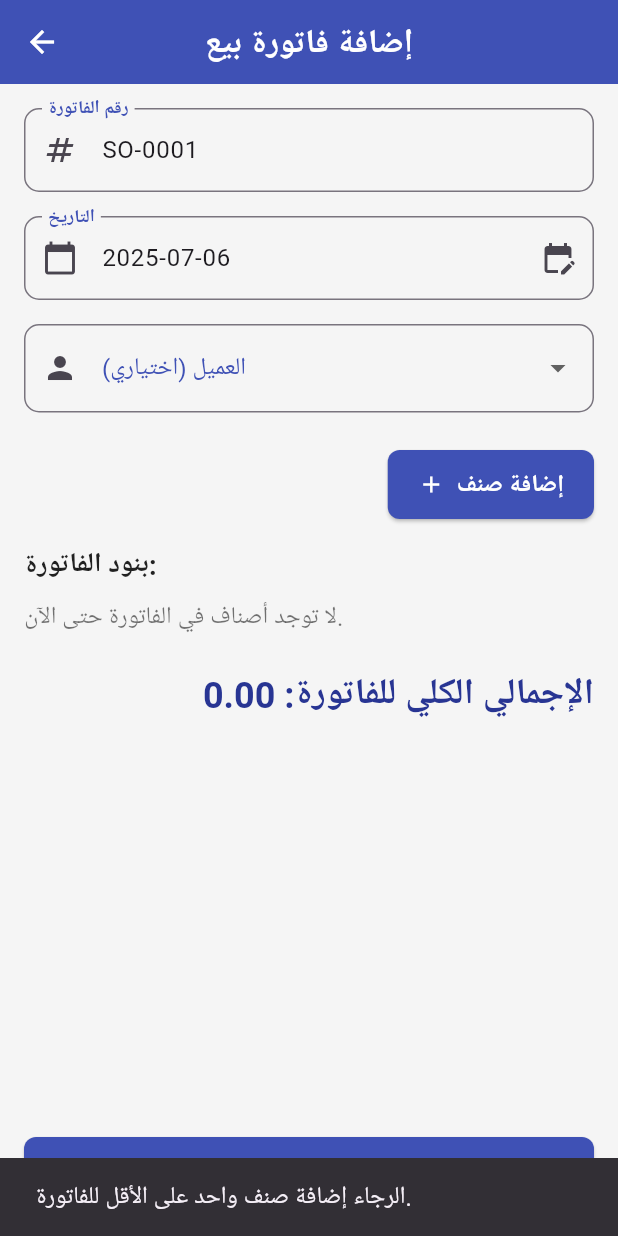
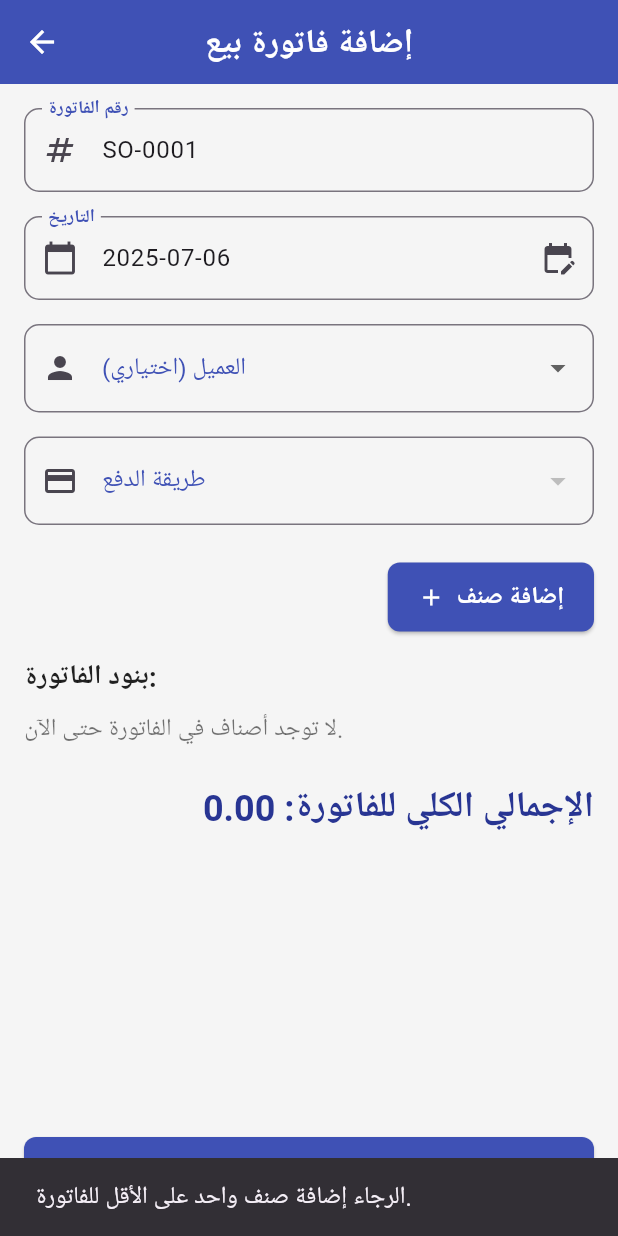
Before and after one commit to abdullah0564537441/mhasbb, a Flutter app: the AddEditInvoiceScreen screen opened by its route, after a tap on "حفظ فاتورة البيع", on a phone screen of 412 x 824 dp. Run offline on Flutter 3.47's test engine with Material 3 defaults, Android fonts, the phone set to English and light mode, and no system bars; our stand-ins replace hive, hive_flutter, shared_preferences; accounts and stored records are empty.

Commit message:
Update add_edit_invoice_screen.dart

```diff
--- a/lib/screens/add_edit_invoice_screen.dart
+++ b/lib/screens/add_edit_invoice_screen.dart
@@ -9,6 +9,7 @@ import 'package:mhasbb/models/invoice_item.dart';
 import 'package:mhasbb/models/item.dart';
 import 'package:mhasbb/models/customer.dart';
 import 'package:mhasbb/models/invoice_type.dart';
+import 'package:mhasbb/models/payment_method.dart'; // ⭐ أضف هذا السطر
 
 class AddEditInvoiceScreen extends StatefulWidget {
   final Invoice? invoice;
@@ -34,8 +35,10 @@ class _AddEditInvoiceScreenState extends State<AddEditInvoiceScreen> {
 
   DateTime _selectedDate = DateTime.now();
 
-  // لوضع التعديل: تخزين الكميات الأصلية لاستعادتها
   final Map<String, double> _originalItemQuantities = {};
+
+  // ⭐ متغير جديد لطريقة الدفع
+  late PaymentMethod _selectedPaymentMethod;
 
   @override
   void initState() {
@@ -48,6 +51,7 @@ class _AddEditInvoiceScreenState extends State<AddEditInvoiceScreen> {
       _invoiceNumberController = TextEditingController(text: _generateNextInvoiceNumber());
       _selectedDate = DateTime.now();
       _dateController = TextEditingController(text: DateFormat('yyyy-MM-dd').format(_selectedDate));
+      _selectedPaymentMethod = PaymentMethod.cash; // ⭐ قيمة افتراضية جديدة لفاتورة جديدة
     } else {
       _invoiceNumberController = TextEditingController(text: widget.invoice!.invoiceNumber);
       _selectedDate = widget.invoice!.date;
@@ -56,6 +60,7 @@ class _AddEditInvoiceScreenState extends State<AddEditInvoiceScreen> {
       if (widget.invoice!.customerId != null) {
         _selectedCustomer = customersBox.get(widget.invoice!.customerId);
       }
+      _selectedPaymentMethod = widget.invoice!.paymentMethod; // ⭐ تحميل طريقة الدفع الموجودة
       // ملء الكميات الأصلية لوضع التعديل
       for (var item in widget.invoice!.items) {
         _originalItemQuantities[item.itemId] = item.quantity;
@@ -78,7 +83,7 @@ class _AddEditInvoiceScreenState extends State<AddEditInvoiceScreen> {
             maxNumber = currentNumber;
           }
         } catch (e) {
-          // تجاهل الأخطاء إذا كان التنسيق غير صحيح
+          // Ignore errors if format is incorrect
         }
       }
     }
@@ -131,7 +136,7 @@ class _AddEditInvoiceScreenState extends State<AddEditInvoiceScreen> {
                 key: _itemFormKey,
                 child: SingleChildScrollView(
                   child: Column(
-                    mainAxisSize: MainAxisSize.min, // ⭐ تم تصحيح هذا السطر
+                    mainAxisSize: MainAxisSize.min,
                     children: [
                       Autocomplete<Item>(
                         displayStringForOption: (Item option) => option.name,
@@ -221,15 +226,10 @@ class _AddEditInvoiceScreenState extends State<AddEditInvoiceScreen> {
                           if (selectedItemObject != null) {
                             final currentItemInStock = itemsBox.get(selectedItemObject!.id);
                             if (currentItemInStock != null) {
-                              // حساب المخزون الفعلي المتاح بعد الأخذ في الاعتبار الكميات الأصلية للفاتورة (في وضع التعديل)
                               double effectiveStock = currentItemInStock.quantity;
                               if (widget.invoice != null && _originalItemQuantities.containsKey(selectedItemObject!.id)) {
                                 effectiveStock += _originalItemQuantities[selectedItemObject!.id]!;
                               }
-
-                              // إذا كان الصنف موجودًا بالفعل في قائمة الفاتورة المؤقتة، يجب حساب الكمية الكلية المطلوبة
-                              // هذا الجزء يحتاج إلى فهم دقيق لكيفية تفاعل الحوار مع القائمة الرئيسية.
-                              // الحل الأبسط: إذا كانت tempQuantity الحالية تتجاوز المخزون بعد استعادة الكميات القديمة.
                               if (effectiveStock < tempQuantity) {
                                 return 'الكمية المطلوبة ($tempQuantity) أكبر من المتوفر ($effectiveStock)';
                               }
@@ -271,25 +271,21 @@ class _AddEditInvoiceScreenState extends State<AddEditInvoiceScreen> {
             ElevatedButton(
               onPressed: () {
                 if (_itemFormKey.currentState!.validate()) {
-                  // _itemFormKey.currentState!.save(); // لا نحتاجها مع Controllers
-
                   if (selectedItemObject != null) {
                     final existingItemIndex = _invoiceItems.indexWhere((item) => item.itemId == selectedItemObject!.id);
 
                     if (existingItemIndex != -1) {
-                      // إذا كان الصنف موجودًا بالفعل في الفاتورة، قم بتحديث كميته وسعره
                       setState(() {
                         _invoiceItems[existingItemIndex] = InvoiceItem(
                           itemId: selectedItemObject!.id,
                           itemName: selectedItemObject!.name,
-                          quantity: _invoiceItems[existingItemIndex].quantity + tempQuantity, // أضف إلى الكمية الموجودة
+                          quantity: _invoiceItems[existingItemIndex].quantity + tempQuantity,
                           sellingPrice: double.tryParse(_sellingPriceController.text) ?? selectedItemObject!.sellingPrice,
                           purchasePrice: selectedItemObject!.purchasePrice,
                           unit: selectedItemObject!.unit,
                         );
                       });
                     } else {
-                      // إضافة صنف جديد إلى الفاتورة
                       final newItem = InvoiceItem(
                         itemId: selectedItemObject!.id,
                         itemName: selectedItemObject!.name,
@@ -347,7 +343,6 @@ class _AddEditInvoiceScreenState extends State<AddEditInvoiceScreen> {
 
       try {
         if (widget.invoice == null) {
-          // فاتورة بيع جديدة: إنقاص المخزون
           for (var invoiceItem in _invoiceItems) {
             final itemInStock = itemsBox.get(invoiceItem.itemId);
             if (itemInStock != null) {
@@ -358,7 +353,7 @@ class _AddEditInvoiceScreenState extends State<AddEditInvoiceScreen> {
                 ScaffoldMessenger.of(context).showSnackBar(
                   SnackBar(content: Text('كمية الصنف ${invoiceItem.itemName} غير كافية في المخزون! يرجى تحديث الكمية أو مراجعة المخزون.')),
                 );
-                return; // إيقاف عملية الحفظ
+                return;
               }
             }
           }
@@ -373,36 +368,34 @@ class _AddEditInvoiceScreenState extends State<AddEditInvoiceScreen> {
             customerName: customerName,
             supplierId: null,
             supplierName: null,
+            paymentMethod: _selectedPaymentMethod, // ⭐ حفظ طريقة الدفع
           );
           await invoicesBox.put(newInvoice.id, newInvoice);
           ScaffoldMessenger.of(context).showSnackBar(
             const SnackBar(content: Text('تم إضافة فاتورة البيع بنجاح!')),
           );
         } else {
-          // فاتورة بيع موجودة: استعادة الكميات القديمة ثم تطبيق الجديدة
-          // 1. أولاً: زيادة الكميات الأصلية في المخزون
           for (var entry in _originalItemQuantities.entries) {
             final itemId = entry.key;
             final originalQty = entry.value;
             final itemInStock = itemsBox.get(itemId);
             if (itemInStock != null) {
-              itemInStock.quantity += originalQty; // زيادة المخزون
+              itemInStock.quantity += originalQty;
               await itemInStock.save();
             }
           }
 
-          // 2. ثانياً: نقص الكميات الجديدة من المخزون (بعد التحقق من توفرها)
           for (var invoiceItem in _invoiceItems) {
             final itemInStock = itemsBox.get(invoiceItem.itemId);
             if (itemInStock != null) {
               if (itemInStock.quantity >= invoiceItem.quantity) {
-                itemInStock.quantity -= invoiceItem.quantity; // نقص من المخزون
+                itemInStock.quantity -= invoiceItem.quantity;
                 await itemInStock.save();
               } else {
                 ScaffoldMessenger.of(context).showSnackBar(
                   SnackBar(content: Text('كمية الصنف ${invoiceItem.itemName} غير كافية في المخزون بعد التعديل! يرجى مراجعة الكميات.')),
                 );
-                return; // إيقاف عملية الحفظ
+                return;
               }
             }
           }
@@ -413,6 +406,7 @@ class _AddEditInvoiceScreenState extends State<AddEditInvoiceScreen> {
           existingInvoice.items = _invoiceItems.toList();
           existingInvoice.customerId = customerId;
           existingInvoice.customerName = customerName;
+          existingInvoice.paymentMethod = _selectedPaymentMethod; // ⭐ تحديث طريقة الدفع
 
           await existingInvoice.save();
           ScaffoldMessenger.of(context).showSnackBar(
@@ -430,6 +424,20 @@ class _AddEditInvoiceScreenState extends State<AddEditInvoiceScreen> {
       ScaffoldMessenger.of(context).showSnackBar(
         const SnackBar(content: Text('الرجاء إكمال جميع الحقول المطلوبة بشكل صحيح.')),
       );
+    }
+  }
+
+  // دالة مساعدة لتحويل قيمة PaymentMethod إلى نص عربي
+  String _getPaymentMethodDisplayName(PaymentMethod method) {
+    switch (method) {
+      case PaymentMethod.cash:
+        return 'نقدي';
+      case PaymentMethod.credit:
+        return 'آجل';
+      case PaymentMethod.bankTransfer:
+        return 'تحويل بنكي';
+      default:
+        return 'غير محدد';
     }
   }
 
@@ -509,6 +517,35 @@ class _AddEditInvoiceScreenState extends State<AddEditInvoiceScreen> {
                       );
                     },
                   ),
+                  const SizedBox(height: 16), // ⭐ مسافة بين العناصر
+                  // ⭐ حقل جديد لاختيار طريقة الدفع
+                  DropdownButtonFormField<PaymentMethod>(
+                    decoration: InputDecoration(
+                      labelText: 'طريقة الدفع',
+                      border: OutlineInputBorder(borderRadius: BorderRadius.circular(10)),
+                      prefixIcon: const Icon(Icons.payment),
+                    ),
+                    value: _selectedPaymentMethod,
+                    items: PaymentMethod.values.map((method) {
+                      return DropdownMenuItem(
+                        value: method,
+                        child: Text(_getPaymentMethodDisplayName(method)),
+                      );
+                    }).toList(),
+                    onChanged: (method) {
+                      if (method != null) {
+                        setState(() {
+                          _selectedPaymentMethod = method;
+                        });
+                      }
+                    },
+                    validator: (value) {
+                      if (value == null) {
+                        return 'الرجاء اختيار طريقة الدفع';
+                      }
+                      return null;
+                    },
+                  ),
                   const SizedBox(height: 24),
                   Align(
                     alignment: Alignment.centerRight,
```
